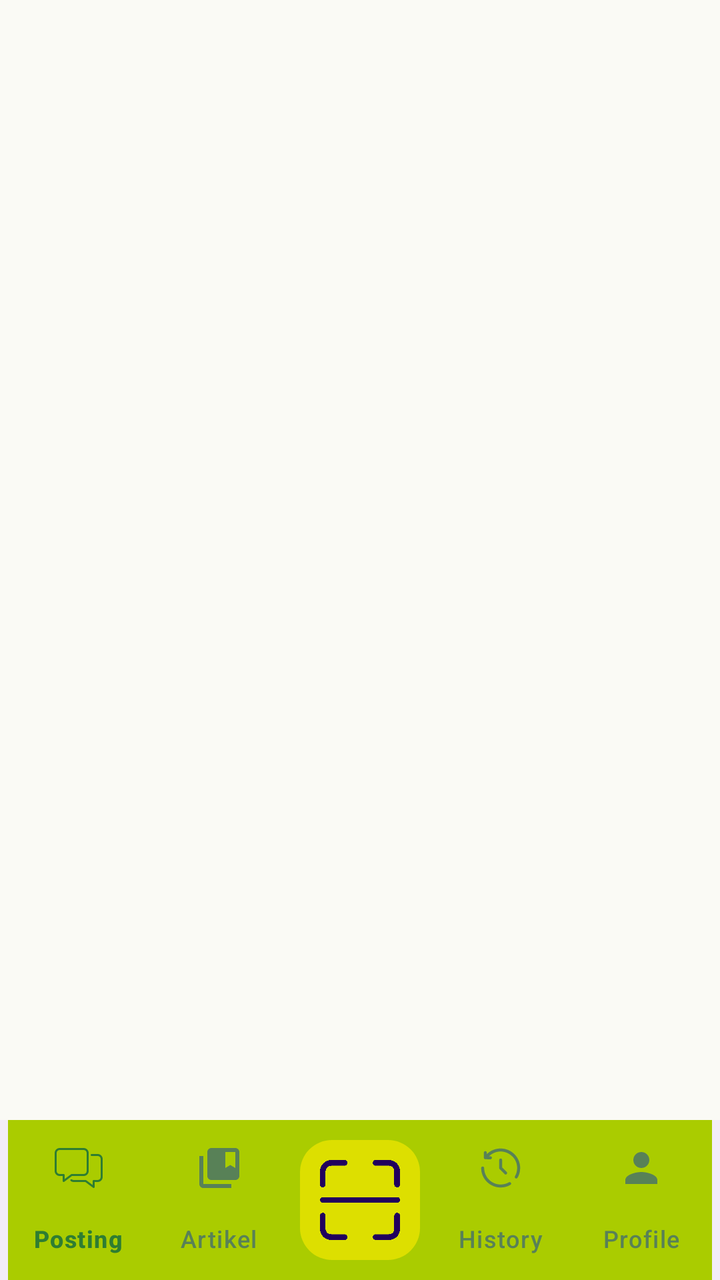
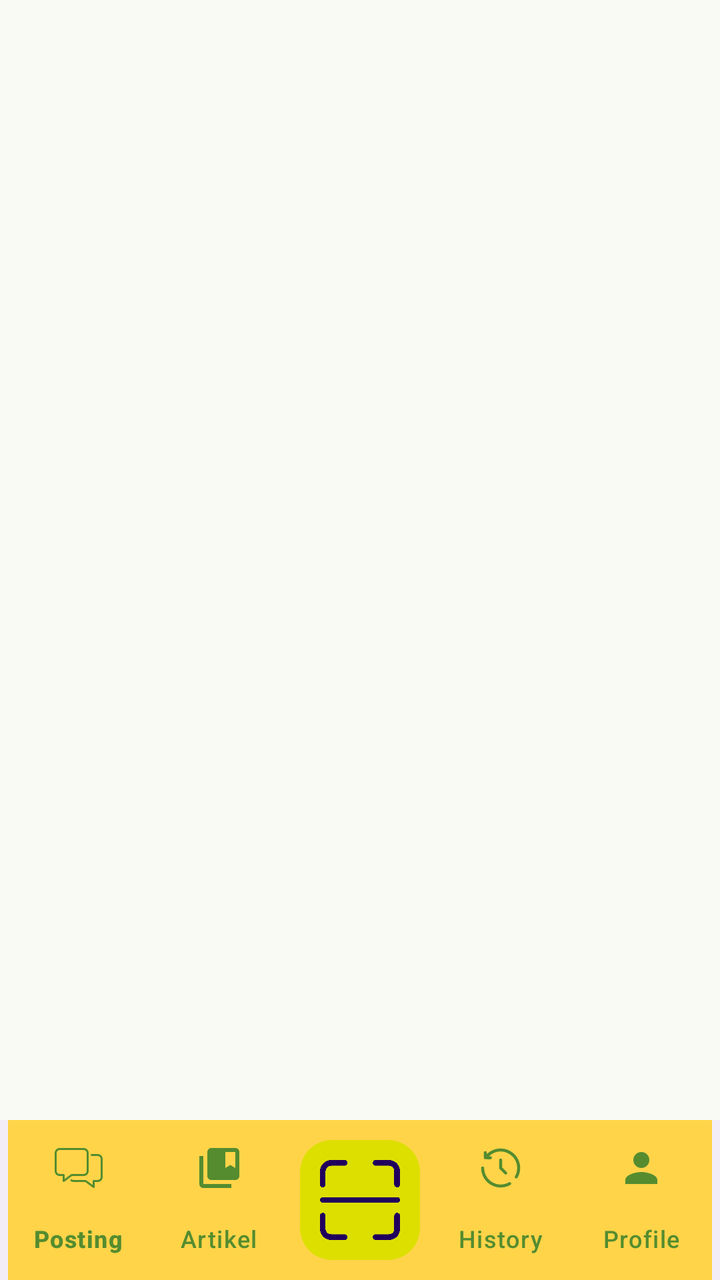

Compare the two renders of this Android layout. The source of the first and the diff that turns it into the second are given below.
<!-- AndroidManifest.xml: application theme Theme.MaizeLeaf -->
<!-- res/layout/activity_main.xml -->
<?xml version="1.0" encoding="utf-8"?>
<androidx.coordinatorlayout.widget.CoordinatorLayout
xmlns:android="http://schemas.android.com/apk/res/android"
xmlns:app="http://schemas.android.com/apk/res-auto"
xmlns:tools="http://schemas.android.com/tools"
android:layout_width="match_parent"
android:layout_height="match_parent"
tools:context="MainActivity">

<androidx.fragment.app.FragmentContainerView
    android:id="@+id/fragmentContainerView"
    android:layout_width="match_parent"
    android:layout_height="match_parent"
    android:layout_marginBottom="56dp"/>

<com.google.android.material.bottomappbar.BottomAppBar
    android:id="@+id/bottomBar"
    android:layout_width="match_parent"
    android:layout_height="wrap_content"
    android:layout_gravity="bottom"
    app:contentInsetEnd="0dp"
    android:background="#aacc00"
    app:contentInsetStart="0dp"
    app:fabAlignmentMode="center">

    <com.google.android.material.bottomnavigation.BottomNavigationView
        android:id="@+id/bottomNavigation"
        android:layout_width="match_parent"
        android:layout_height="match_parent"
        app:elevation="0dp"
        android:background="#aacc00"
        app:itemIconTint="@color/bottom_nav_color"
        app:itemTextColor="@color/bottom_nav_color"
        app:itemRippleColor="#FFDD00"

        app:labelVisibilityMode="labeled"
        app:menu="@menu/bottom_nav_menu" />

</com.google.android.material.bottomappbar.BottomAppBar>

<com.google.android.material.floatingactionbutton.FloatingActionButton
    android:id="@+id/fab"
    android:src="@drawable/scan"
    android:layout_width="wrap_content"
    app:maxImageSize="40dp"
    app:fabCustomSize="60dp"
    app:fabAlignmentMode="center"
    android:backgroundTint="#dddf00"
    android:tint="@color/white"
    android:layout_height="wrap_content"
    app:layout_anchor="@id/bottomBar"
    android:contentDescription="@string/scan"
    app:layout_anchorGravity="center|top"/>


</androidx.coordinatorlayout.widget.CoordinatorLayout>
<!-- resources referenced by this layout -->
<resources>
  <color name="white">#FFFFFFFF</color>
  <!-- drawable scan: png bitmap (drawable, 25507 bytes) -->
  <string name="scan">scan</string>
  <style name="Theme.MaizeLeaf" parent="Theme.MaterialComponents.DayNight.NoActionBar">
          
          <item name="colorPrimary">#dddf00</item>
          <item name="colorPrimaryVariant">#D6C761</item>
          <item name="colorOnPrimary">@color/white</item>
  
  
  
      </style>
</resources>

<!-- the commit's change to res/layout/activity_main.xml (unified diff, before → after) -->
@@ -28,10 +28,10 @@ tools:context="MainActivity">
         android:layout_width="match_parent"
         android:layout_height="match_parent"
         app:elevation="0dp"
-        android:background="#aacc00"
-        app:itemIconTint="@color/bottom_nav_color"
-        app:itemTextColor="@color/bottom_nav_color"
-        app:itemRippleColor="#FFDD00"
+        android:background="?attr/colorPrimary"
+        app:itemIconTint="?attr/colorSecondary"
+        app:itemTextColor="?attr/colorSecondary"
+        app:itemRippleColor="?attr/colorPrimary"
 
         app:labelVisibilityMode="labeled"
         app:menu="@menu/bottom_nav_menu" />
<!-- resource entries referenced after the edit -->
@@ -5,7 +5,7 @@
   <string name="scan">scan</string>
   <style name="Theme.MaizeLeaf" parent="Theme.MaterialComponents.DayNight.NoActionBar">
           
-          <item name="colorPrimary">#dddf00</item>
+          <item name="colorPrimary">#FFD449</item>
           <item name="colorPrimaryVariant">#D6C761</item>
           <item name="colorOnPrimary">@color/white</item>
   
